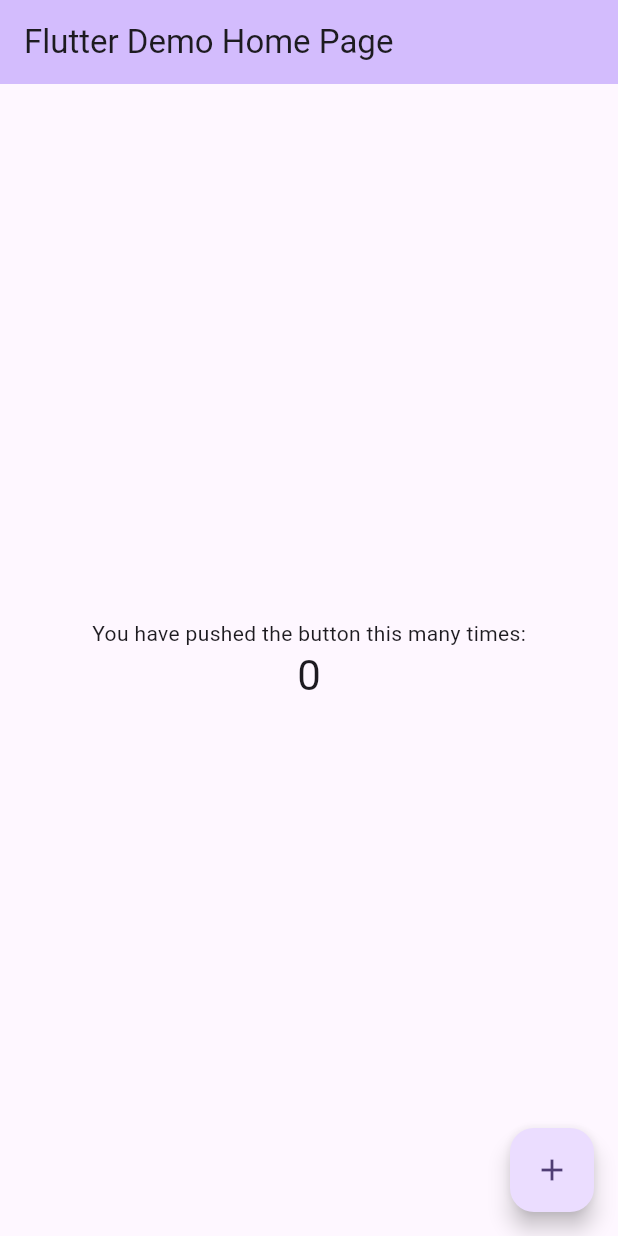
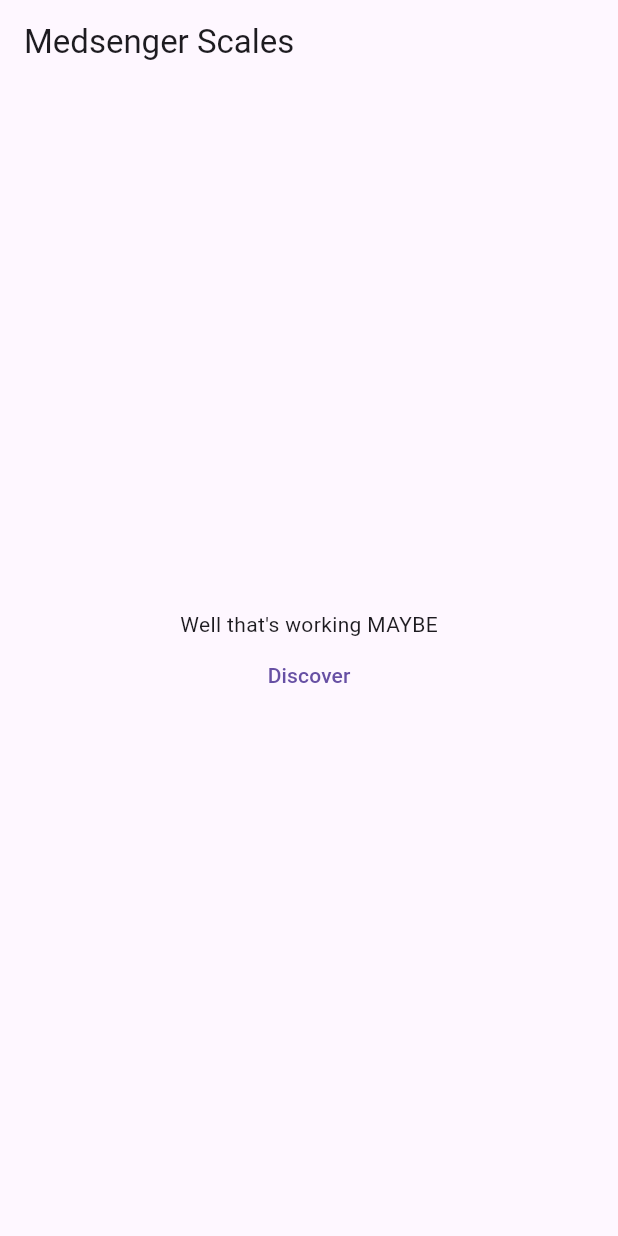
Before and after one commit to tikhonp/scales-flutter-app, a Flutter app: the screen it shows after launch, on a phone screen of 412 x 824 dp. Run offline on Flutter 3.47's test engine with Material 3 defaults, Android fonts, the phone set to English and light mode, and no system bars; drawn by our look-alikes of flutter_platform_widgets; missing offline and left inert: flutter_reactive_ble.

Commit message:
Some changes

```diff
--- /dev/null
+++ b/lib/app.dart
@@ -0,0 +1,26 @@
+import 'package:flutter/cupertino.dart';
+import 'package:flutter/material.dart';
+import 'package:flutter_platform_widgets/flutter_platform_widgets.dart';
+import 'package:scales/ui/home.dart';
+
+class App extends StatelessWidget {
+  const App({super.key});
+
+  @override
+  Widget build(BuildContext context) {
+    return PlatformApp(
+      title: 'Medsenger Scales', // TODO: Give proper title
+      home:
+          const Home(title: 'Medsenger Scales'), // TODO: Give proper title too
+      material: (_, __) =>
+          MaterialAppData(theme: ThemeData(primarySwatch: Colors.blue)),
+      cupertino: (_, __) => CupertinoAppData(
+          theme: const CupertinoThemeData(primaryColor: Colors.blue)),
+      localizationsDelegates: const <LocalizationsDelegate<dynamic>>[
+        DefaultMaterialLocalizations.delegate,
+        DefaultWidgetsLocalizations.delegate,
+        DefaultCupertinoLocalizations.delegate,
+      ],
+    );
+  }
+}
--- a/lib/main.dart
+++ b/lib/main.dart
@@ -1,125 +1,6 @@
 import 'package:flutter/material.dart';
+import 'package:scales/app.dart';
 
 void main() {
-  runApp(const MyApp());
+  runApp(const App());
 }
-
-class MyApp extends StatelessWidget {
-  const MyApp({super.key});
-
-  // This widget is the root of your application.
-  @override
-  Widget build(BuildContext context) {
-    return MaterialApp(
-      title: 'Flutter Demo',
-      theme: ThemeData(
-        // This is the theme of your application.
-        //
-        // TRY THIS: Try running your application with "flutter run". You'll see
-        // the application has a purple toolbar. Then, without quitting the app,
-        // try changing the seedColor in the colorScheme below to Colors.green
-        // and then invoke "hot reload" (save your changes or press the "hot
-        // reload" button in a Flutter-supported IDE, or press "r" if you used
-        // the command line to start the app).
-        //
-        // Notice that the counter didn't reset back to zero; the application
-        // state is not lost during the reload. To reset the state, use hot
-        // restart instead.
-        //
-        // This works for code too, not just values: Most code changes can be
-        // tested with just a hot reload.
-        colorScheme: ColorScheme.fromSeed(seedColor: Colors.deepPurple),
-        useMaterial3: true,
-      ),
-      home: const MyHomePage(title: 'Flutter Demo Home Page'),
-    );
-  }
-}
-
-class MyHomePage extends StatefulWidget {
-  const MyHomePage({super.key, required this.title});
-
-  // This widget is the home page of your application. It is stateful, meaning
-  // that it has a State object (defined below) that contains fields that affect
-  // how it looks.
-
-  // This class is the configuration for the state. It holds the values (in this
-  // case the title) provided by the parent (in this case the App widget) and
-  // used by the build method of the State. Fields in a Widget subclass are
-  // always marked "final".
-
-  final String title;
-
-  @override
-  State<MyHomePage> createState() => _MyHomePageState();
-}
-
-class _MyHomePageState extends State<MyHomePage> {
-  int _counter = 0;
-
-  void _incrementCounter() {
-    setState(() {
-      // This call to setState tells the Flutter framework that something has
-      // changed in this State, which causes it to rerun the build method below
-      // so that the display can reflect the updated values. If we changed
-      // _counter without calling setState(), then the build method would not be
-      // called again, and so nothing would appear to happen.
-      _counter++;
-    });
-  }
-
-  @override
-  Widget build(BuildContext context) {
-    // This method is rerun every time setState is called, for instance as done
-    // by the _incrementCounter method above.
-    //
-    // The Flutter framework has been optimized to make rerunning build methods
-    // fast, so that you can just rebuild anything that needs updating rather
-    // than having to individually change instances of widgets.
-    return Scaffold(
-      appBar: AppBar(
-        // TRY THIS: Try changing the color here to a specific color (to
-        // Colors.amber, perhaps?) and trigger a hot reload to see the AppBar
-        // change color while the other colors stay the same.
-        backgroundColor: Theme.of(context).colorScheme.inversePrimary,
-        // Here we take the value from the MyHomePage object that was created by
-        // the App.build method, and use it to set our appbar title.
-        title: Text(widget.title),
-      ),
-      body: Center(
-        // Center is a layout widget. It takes a single child and positions it
-        // in the middle of the parent.
-        child: Column(
-          // Column is also a layout widget. It takes a list of children and
-          // arranges them vertically. By default, it sizes itself to fit its
-          // children horizontally, and tries to be as tall as its parent.
-          //
-          // Column has various properties to control how it sizes itself and
-          // how it positions its children. Here we use mainAxisAlignment to
-          // center the children vertically; the main axis here is the vertical
-          // axis because Columns are vertical (the cross axis would be
-          // horizontal).
-          //
-          // TRY THIS: Invoke "debug painting" (choose the "Toggle Debug Paint"
-          // action in the IDE, or press "p" in the console), to see the
-          // wireframe for each widget.
-          mainAxisAlignment: MainAxisAlignment.center,
-          children: <Widget>[
-            const Text(
-              'You have pushed the button this many times:',
-            ),
-            Text(
-              '$_counter',
-              style: Theme.of(context).textTheme.headlineMedium,
-            ),
-          ],
-        ),
-      ),
-      floatingActionButton: FloatingActionButton(
-        onPressed: _incrementCounter,
-        tooltip: 'Increment',
-        child: const Icon(Icons.add),
-      ), // This trailing comma makes auto-formatting nicer for build methods.
-    );
-  }
-}
--- /dev/null
+++ b/lib/ui/home.dart
@@ -0,0 +1,45 @@
+import 'package:flutter/widgets.dart';
+import 'package:flutter_platform_widgets/flutter_platform_widgets.dart';
+
+import '../ble_controller.dart';
+
+class Home extends StatefulWidget {
+  const Home({super.key, required this.title});
+
+  final String title;
+
+  @override
+  State<Home> createState() => _HomeState();
+}
+
+class _HomeState extends State<Home> {
+
+  final bleController = BleController();
+
+  @override
+  Widget build(BuildContext context) {
+    return PlatformScaffold(
+      appBar: PlatformAppBar(
+        title: Text(widget.title),
+      ),
+      body: SafeArea(
+        child: SizedBox(
+          width: double.infinity,
+          child: Column(
+            mainAxisAlignment: MainAxisAlignment.center,
+            mainAxisSize: MainAxisSize.max,
+            children: <Widget>[
+              const Text('Well that\'s working MAYBE'),
+              PlatformTextButton(
+                child: const Text('Discover'),
+                onPressed: () {
+                  bleController.discover();
+                },
+              )
+            ],
+          ),
+        ),
+      ),
+    );
+  }
+}
--- a/pubspec.yaml
+++ b/pubspec.yaml
@@ -35,6 +35,8 @@ dependencies:
   # The following adds the Cupertino Icons font to your application.
   # Use with the CupertinoIcons class for iOS style icons.
   cupertino_icons: ^1.0.6
+  flutter_platform_widgets: ^7.0.1
+  flutter_reactive_ble: ^5.3.1
 
 dev_dependencies:
   flutter_test:
@@ -45,7 +47,7 @@ dev_dependencies:
   # activated in the `analysis_options.yaml` file located at the root of your
   # package. See that file for information about deactivating specific lint
   # rules and activating additional ones.
-  flutter_lints: ^3.0.0
+  flutter_lints: ^4.0.0
 
 # For information on the generic Dart part of this file, see the
 # following page: https://dart.dev/tools/pub/pubspec
```
Also changed, not shown: lib/ble_controller.dart (added, +140 -0 lines), pubspec.lock, 8 other files.
